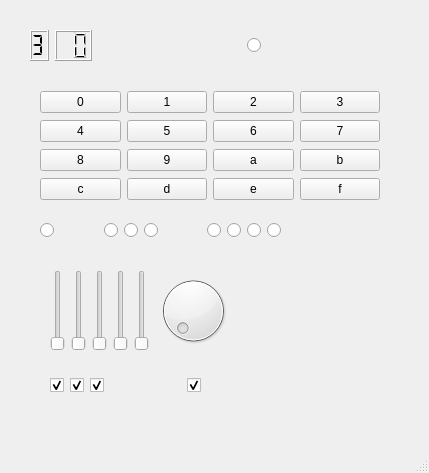
Above: qt/qt_graphics.ui from Akm0d/project_theseus before the change. Below: the same form after it.
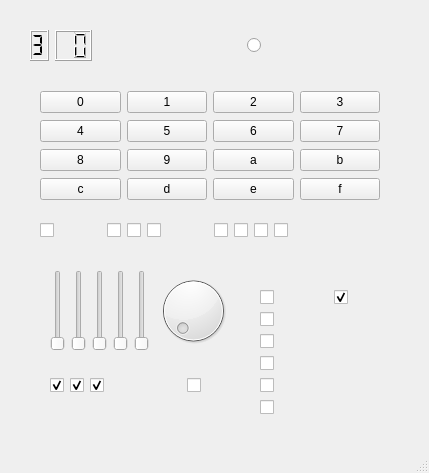
That is the form after the change.

Commit message: switched from radio buttons to checkboxes

```diff
--- a/qt/qt_graphics.ui
+++ b/qt/qt_graphics.ui
@@ -315,19 +315,22 @@
       <rect>
        <x>0</x>
        <y>0</y>
-       <width>241</width>
+       <width>248</width>
        <height>41</height>
       </rect>
      </property>
      <layout class="QHBoxLayout" name="horizontalLayout_3">
       <item>
-       <widget class="QRadioButton" name="LED_0">
-        <property name="focusPolicy">
-         <enum>Qt::NoFocus</enum>
-        </property>
+       <widget class="QCheckBox" name="led_0">
         <property name="text">
          <string/>
         </property>
+        <property name="checkable">
+         <bool>false</bool>
+        </property>
+        <property name="checked">
+         <bool>false</bool>
+        </property>
        </widget>
       </item>
       <item>
@@ -344,33 +347,42 @@
        </spacer>
       </item>
       <item>
-       <widget class="QRadioButton" name="LED_1">
-        <property name="focusPolicy">
-         <enum>Qt::NoFocus</enum>
-        </property>
+       <widget class="QCheckBox" name="led_1">
         <property name="text">
          <string/>
         </property>
+        <property name="checkable">
+         <bool>false</bool>
+        </property>
+        <property name="checked">
+         <bool>false</bool>
+        </property>
        </widget>
       </item>
       <item>
-       <widget class="QRadioButton" name="LED_2">
-        <property name="focusPolicy">
-         <enum>Qt::NoFocus</enum>
-        </property>
+       <widget class="QCheckBox" name="led_2">
         <property name="text">
          <string/>
         </property>
+        <property name="checkable">
+         <bool>false</bool>
+        </property>
+        <property name="checked">
+         <bool>false</bool>
+        </property>
        </widget>
       </item>
       <item>
-       <widget class="QRadioButton" name="LED_3">
-        <property name="focusPolicy">
-         <enum>Qt::NoFocus</enum>
-        </property>
+       <widget class="QCheckBox" name="led_3">
         <property name="text">
          <string/>
         </property>
+        <property name="checkable">
+         <bool>false</bool>
+        </property>
+        <property name="checked">
+         <bool>false</bool>
+        </property>
        </widget>
       </item>
       <item>
@@ -387,43 +399,55 @@
        </spacer>
       </item>
       <item>
-       <widget class="QRadioButton" name="LED_4">
-        <property name="focusPolicy">
-         <enum>Qt::NoFocus</enum>
-        </property>
+       <widget class="QCheckBox" name="led_4">
         <property name="text">
          <string/>
         </property>
+        <property name="checkable">
+         <bool>false</bool>
+        </property>
+        <property name="checked">
+         <bool>false</bool>
+        </property>
        </widget>
       </item>
       <item>
-       <widget class="QRadioButton" name="LED_5">
-        <property name="focusPolicy">
-         <enum>Qt::NoFocus</enum>
-        </property>
+       <widget class="QCheckBox" name="led_5">
         <property name="text">
          <string/>
         </property>
+        <property name="checkable">
+         <bool>false</bool>
+        </property>
+        <property name="checked">
+         <bool>false</bool>
+        </property>
        </widget>
       </item>
       <item>
-       <widget class="QRadioButton" name="LED_6">
-        <property name="focusPolicy">
-         <enum>Qt::NoFocus</enum>
-        </property>
+       <widget class="QCheckBox" name="led_6">
         <property name="text">
          <string/>
         </property>
+        <property name="checkable">
+         <bool>false</bool>
+        </property>
+        <property name="checked">
+         <bool>false</bool>
+        </property>
        </widget>
       </item>
       <item>
-       <widget class="QRadioButton" name="LED_7">
-        <property name="focusPolicy">
-         <enum>Qt::NoFocus</enum>
-        </property>
+       <widget class="QCheckBox" name="led_7">
         <property name="text">
          <string/>
         </property>
+        <property name="checkable">
+         <bool>false</bool>
+        </property>
+        <property name="checked">
+         <bool>false</bool>
+        </property>
        </widget>
       </item>
      </layout>
@@ -493,6 +517,119 @@
       </item>
       <item>
        <widget class="QCheckBox" name="checkBox_4">
+        <property name="text">
+         <string/>
+        </property>
+        <property name="checkable">
+         <bool>false</bool>
+        </property>
+        <property name="checked">
+         <bool>false</bool>
+        </property>
+       </widget>
+      </item>
+     </layout>
+    </widget>
+   </widget>
+   <widget class="QWidget" name="laser_tripwires" native="true">
+    <property name="geometry">
+     <rect>
+      <x>260</x>
+      <y>280</y>
+      <width>151</width>
+      <height>141</height>
+     </rect>
+    </property>
+    <widget class="QWidget" name="gridLayoutWidget_2">
+     <property name="geometry">
+      <rect>
+       <x>0</x>
+       <y>9</y>
+       <width>141</width>
+       <height>131</height>
+      </rect>
+     </property>
+     <layout class="QGridLayout" name="gridLayout_2">
+      <item row="2" column="0">
+       <widget class="QCheckBox" name="laser_2">
+        <property name="text">
+         <string/>
+        </property>
+        <property name="checkable">
+         <bool>false</bool>
+        </property>
+        <property name="checked">
+         <bool>false</bool>
+        </property>
+       </widget>
+      </item>
+      <item row="0" column="0">
+       <widget class="QCheckBox" name="laser_0">
+        <property name="text">
+         <string/>
+        </property>
+        <property name="checkable">
+         <bool>false</bool>
+        </property>
+        <property name="checked">
+         <bool>false</bool>
+        </property>
+       </widget>
+      </item>
+      <item row="4" column="0">
+       <widget class="QCheckBox" name="laser_4">
+        <property name="text">
+         <string/>
+        </property>
+        <property name="checkable">
+         <bool>false</bool>
+        </property>
+        <property name="checked">
+         <bool>false</bool>
+        </property>
+       </widget>
+      </item>
+      <item row="3" column="0">
+       <widget class="QCheckBox" name="laser_3">
+        <property name="text">
+         <string/>
+        </property>
+        <property name="checkable">
+         <bool>false</bool>
+        </property>
+        <property name="checked">
+         <bool>false</bool>
+        </property>
+       </widget>
+      </item>
+      <item row="1" column="0">
+       <widget class="QCheckBox" name="laser_1">
+        <property name="text">
+         <string/>
+        </property>
+        <property name="checkable">
+         <bool>false</bool>
+        </property>
+        <property name="checked">
+         <bool>false</bool>
+        </property>
+       </widget>
+      </item>
+      <item row="5" column="0">
+       <widget class="QCheckBox" name="laser_5">
+        <property name="text">
+         <string/>
+        </property>
+        <property name="checkable">
+         <bool>false</bool>
+        </property>
+        <property name="checked">
+         <bool>false</bool>
+        </property>
+       </widget>
+      </item>
+      <item row="0" column="1">
+       <widget class="QCheckBox" name="photodiode_0">
         <property name="text">
          <string/>
         </property>
```
